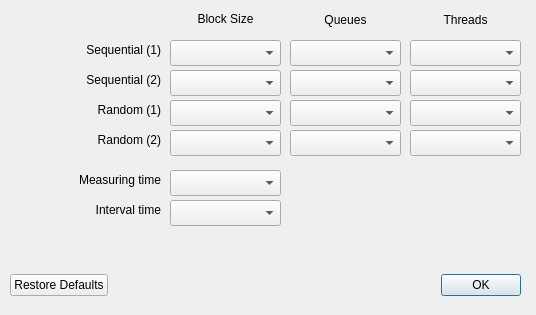
Before: the Qt Designer form src/settings.ui in JonMagon/KDiskMark, drawn with Qt 5.
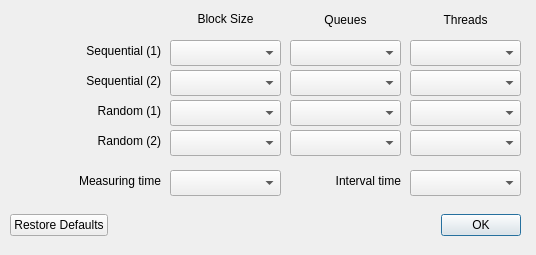
After: the same form once the commit is applied.

Commit message: Increase the height of labels in the settings window

Patch:
```diff
--- a/src/settings.ui
+++ b/src/settings.ui
@@ -7,7 +7,7 @@
     <x>0</x>
     <y>0</y>
     <width>536</width>
-    <height>315</height>
+    <height>255</height>
    </rect>
   </property>
   <property name="windowTitle">
@@ -22,7 +22,7 @@
      <x>10</x>
      <y>40</y>
      <width>151</width>
-     <height>20</height>
+     <height>21</height>
     </rect>
    </property>
    <property name="text">
@@ -78,7 +78,7 @@
      <x>10</x>
      <y>70</y>
      <width>151</width>
-     <height>20</height>
+     <height>21</height>
     </rect>
    </property>
    <property name="text">
@@ -144,7 +144,7 @@
      <x>10</x>
      <y>100</y>
      <width>151</width>
-     <height>20</height>
+     <height>21</height>
     </rect>
    </property>
    <property name="text">
@@ -160,7 +160,7 @@
      <x>10</x>
      <y>130</y>
      <width>151</width>
-     <height>20</height>
+     <height>21</height>
     </rect>
    </property>
    <property name="text">
@@ -252,7 +252,7 @@
    <property name="geometry">
     <rect>
      <x>10</x>
-     <y>270</y>
+     <y>210</y>
      <width>511</width>
      <height>31</height>
     </rect>
@@ -273,7 +273,7 @@
      <x>10</x>
      <y>170</y>
      <width>151</width>
-     <height>20</height>
+     <height>21</height>
     </rect>
    </property>
    <property name="text">
@@ -296,10 +296,10 @@
   <widget class="QLabel" name="label_9">
    <property name="geometry">
     <rect>
-     <x>10</x>
-     <y>200</y>
-     <width>151</width>
-     <height>20</height>
+     <x>290</x>
+     <y>170</y>
+     <width>111</width>
+     <height>21</height>
     </rect>
    </property>
    <property name="text">
@@ -312,8 +312,8 @@
   <widget class="QComboBox" name="IntervalTime">
    <property name="geometry">
     <rect>
-     <x>170</x>
-     <y>200</y>
+     <x>410</x>
+     <y>170</y>
      <width>111</width>
      <height>26</height>
     </rect>
```
